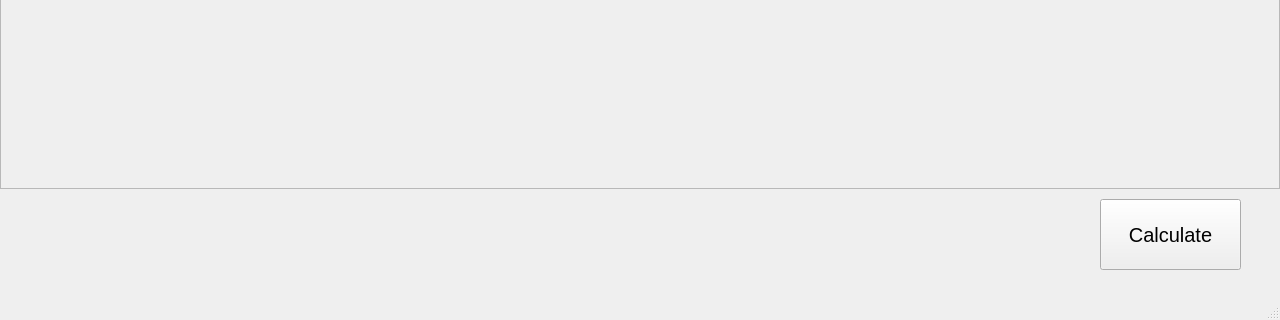
Before: the Qt Designer form mainwindow.ui in Oleksii-Stepanyk/GPA_Calculator, drawn with Qt 5; both pictures show x 0 to 1280 and y 400 to 720 of the 1280 by 720 pixel window.
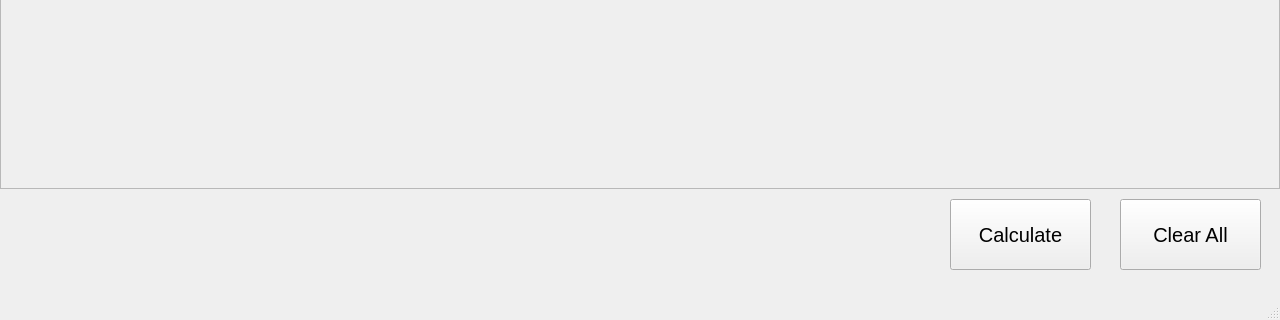
After: the same form once the commit is applied.

Commit message: implemented clearing of all courses

```diff
--- a/mainwindow.ui
+++ b/mainwindow.ui
@@ -17,7 +17,7 @@
    <widget class="QPushButton" name="calculateButton">
     <property name="geometry">
      <rect>
-      <x>1100</x>
+      <x>950</x>
       <y>580</y>
       <width>141</width>
       <height>71</height>
@@ -39,9 +39,9 @@
    <widget class="QLabel" name="outputLabel">
     <property name="geometry">
      <rect>
-      <x>30</x>
-      <y>580</y>
-      <width>1021</width>
+      <x>70</x>
+      <y>590</y>
+      <width>301</width>
       <height>71</height>
      </rect>
     </property>
@@ -135,6 +135,28 @@
      </layout>
     </widget>
    </widget>
+   <widget class="QPushButton" name="clearButton">
+    <property name="geometry">
+     <rect>
+      <x>1120</x>
+      <y>580</y>
+      <width>141</width>
+      <height>71</height>
+     </rect>
+    </property>
+    <property name="font">
+     <font>
+      <pointsize>15</pointsize>
+      <italic>false</italic>
+      <underline>false</underline>
+      <strikeout>false</strikeout>
+      <fontweight>DemiBold</fontweight>
+     </font>
+    </property>
+    <property name="text">
+     <string>Clear All</string>
+    </property>
+   </widget>
    <zorder>scrollArea</zorder>
    <zorder>calculateButton</zorder>
    <zorder>outputLabel</zorder>
```
Left out of the diff: 1 changed line with no effect on the pictures. The commit also changes 2 other files.
